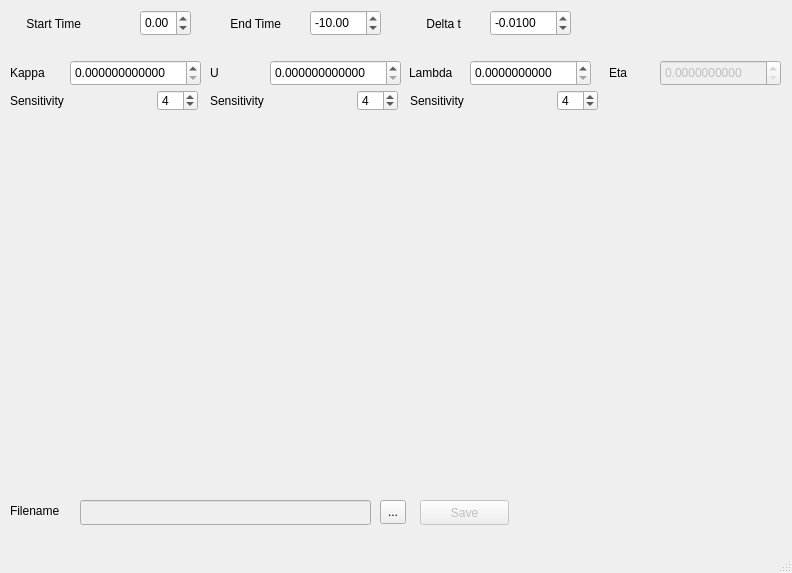
andrze/Integrator, file mainwindow.ui: the form before one commit.
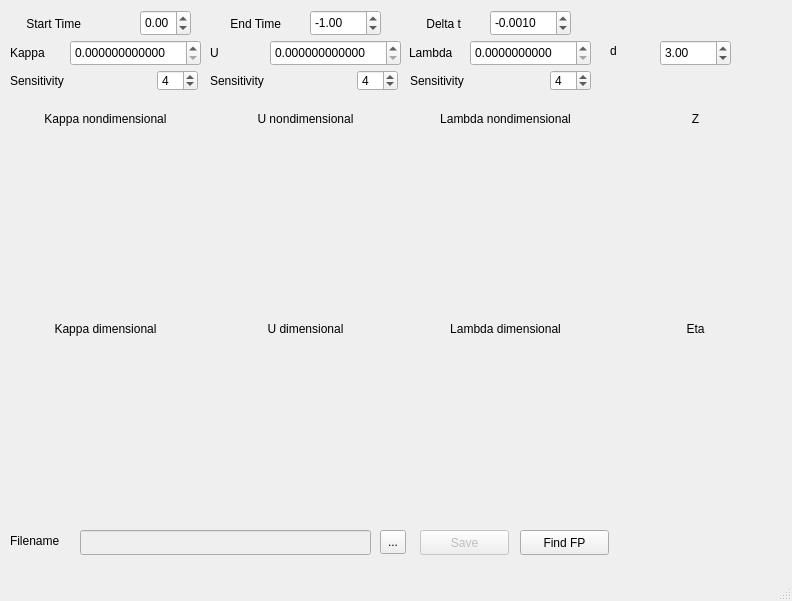
The form after the commit. Custom widgets are drawn as their Qt base class.

```diff
--- a/mainwindow.ui
+++ b/mainwindow.ui
@@ -10,7 +10,7 @@
     <x>0</x>
     <y>0</y>
     <width>792</width>
-    <height>573</height>
+    <height>601</height>
    </rect>
   </property>
   <property name="windowTitle">
@@ -21,7 +21,7 @@
     <property name="geometry">
      <rect>
       <x>70</x>
-      <y>60</y>
+      <y>40</y>
       <width>131</width>
       <height>26</height>
      </rect>
@@ -29,6 +29,9 @@
     <property name="decimals">
      <number>12</number>
     </property>
+    <property name="maximum">
+     <double>9999.989999999999782</double>
+    </property>
     <property name="singleStep">
      <double>0.001000000000000</double>
     </property>
@@ -37,7 +40,7 @@
     <property name="geometry">
      <rect>
       <x>10</x>
-      <y>60</y>
+      <y>40</y>
       <width>51</width>
       <height>26</height>
      </rect>
@@ -53,7 +56,7 @@
     <property name="geometry">
      <rect>
       <x>80</x>
-      <y>500</y>
+      <y>530</y>
       <width>291</width>
       <height>25</height>
      </rect>
@@ -63,7 +66,7 @@
     <property name="geometry">
      <rect>
       <x>10</x>
-      <y>500</y>
+      <y>530</y>
       <width>67</width>
       <height>21</height>
      </rect>
@@ -76,7 +79,7 @@
     <property name="geometry">
      <rect>
       <x>380</x>
-      <y>500</y>
+      <y>530</y>
       <width>26</width>
       <height>24</height>
      </rect>
@@ -89,7 +92,7 @@
     <property name="geometry">
      <rect>
       <x>10</x>
-      <y>120</y>
+      <y>130</y>
       <width>191</width>
       <height>181</height>
      </rect>
@@ -99,7 +102,7 @@
     <property name="geometry">
      <rect>
       <x>210</x>
-      <y>120</y>
+      <y>130</y>
       <width>191</width>
       <height>181</height>
      </rect>
@@ -109,7 +112,7 @@
     <property name="geometry">
      <rect>
       <x>410</x>
-      <y>120</y>
+      <y>130</y>
       <width>181</width>
       <height>181</height>
      </rect>
@@ -122,7 +125,7 @@
     <property name="geometry">
      <rect>
       <x>420</x>
-      <y>500</y>
+      <y>530</y>
       <width>89</width>
       <height>25</height>
      </rect>
@@ -135,7 +138,7 @@
     <property name="geometry">
      <rect>
       <x>210</x>
-      <y>310</y>
+      <y>340</y>
       <width>191</width>
       <height>181</height>
      </rect>
@@ -145,7 +148,7 @@
     <property name="geometry">
      <rect>
       <x>410</x>
-      <y>310</y>
+      <y>340</y>
       <width>181</width>
       <height>181</height>
      </rect>
@@ -155,7 +158,7 @@
     <property name="geometry">
      <rect>
       <x>10</x>
-      <y>310</y>
+      <y>340</y>
       <width>191</width>
       <height>181</height>
      </rect>
@@ -165,7 +168,7 @@
     <property name="geometry">
      <rect>
       <x>210</x>
-      <y>60</y>
+      <y>40</y>
       <width>51</width>
       <height>26</height>
      </rect>
@@ -178,7 +181,7 @@
     <property name="geometry">
      <rect>
       <x>270</x>
-      <y>60</y>
+      <y>40</y>
       <width>131</width>
       <height>26</height>
      </rect>
@@ -190,43 +193,11 @@
      <double>0.010000000000000</double>
     </property>
    </widget>
-   <widget class="QLabel" name="label_10">
-    <property name="geometry">
-     <rect>
-      <x>609</x>
-      <y>60</y>
-      <width>41</width>
-      <height>26</height>
-     </rect>
-    </property>
-    <property name="text">
-     <string>Eta</string>
-    </property>
-   </widget>
-   <widget class="QDoubleSpinBox" name="etaBox">
-    <property name="enabled">
-     <bool>false</bool>
-    </property>
-    <property name="geometry">
-     <rect>
-      <x>660</x>
-      <y>60</y>
-      <width>121</width>
-      <height>26</height>
-     </rect>
-    </property>
-    <property name="decimals">
-     <number>10</number>
-    </property>
-    <property name="singleStep">
-     <double>0.010000000000000</double>
-    </property>
-   </widget>
    <widget class="QCustomPlot" name="etaPlot" native="true">
     <property name="geometry">
      <rect>
       <x>600</x>
-      <y>120</y>
+      <y>130</y>
       <width>181</width>
       <height>181</height>
      </rect>
@@ -236,7 +207,7 @@
     <property name="geometry">
      <rect>
       <x>409</x>
-      <y>60</y>
+      <y>40</y>
       <width>61</width>
       <height>26</height>
      </rect>
@@ -249,7 +220,7 @@
     <property name="geometry">
      <rect>
       <x>470</x>
-      <y>60</y>
+      <y>40</y>
       <width>121</width>
       <height>26</height>
      </rect>
@@ -265,7 +236,7 @@
     <property name="geometry">
      <rect>
       <x>600</x>
-      <y>310</y>
+      <y>340</y>
       <width>181</width>
       <height>181</height>
      </rect>
@@ -338,10 +309,10 @@
      <double>-99.989999999999995</double>
     </property>
     <property name="maximum">
-     <double>0.000000000000000</double>
+     <double>-0.010000000000000</double>
     </property>
     <property name="value">
-     <double>-10.000000000000000</double>
+     <double>-1.000000000000000</double>
     </property>
    </widget>
    <widget class="QLabel" name="label_6">
@@ -376,20 +347,20 @@
      <double>-1.000000000000000</double>
     </property>
     <property name="maximum">
+     <double>-0.000100000000000</double>
+    </property>
+    <property name="singleStep">
+     <double>0.010000000000000</double>
+    </property>
+    <property name="value">
      <double>-0.001000000000000</double>
     </property>
-    <property name="singleStep">
-     <double>0.010000000000000</double>
-    </property>
-    <property name="value">
-     <double>-0.010000000000000</double>
-    </property>
    </widget>
    <widget class="QLabel" name="label_2">
     <property name="geometry">
      <rect>
       <x>10</x>
-      <y>90</y>
+      <y>70</y>
       <width>81</width>
       <height>21</height>
      </rect>
@@ -402,7 +373,7 @@
     <property name="geometry">
      <rect>
       <x>157</x>
-      <y>90</y>
+      <y>70</y>
       <width>41</width>
       <height>21</height>
      </rect>
@@ -424,7 +395,7 @@
     <property name="geometry">
      <rect>
       <x>357</x>
-      <y>90</y>
+      <y>70</y>
       <width>41</width>
       <height>21</height>
      </rect>
@@ -446,7 +417,7 @@
     <property name="geometry">
      <rect>
       <x>210</x>
-      <y>90</y>
+      <y>70</y>
       <width>81</width>
       <height>21</height>
      </rect>
@@ -458,8 +429,8 @@
    <widget class="QSpinBox" name="lsenseBox">
     <property name="geometry">
      <rect>
-      <x>557</x>
-      <y>90</y>
+      <x>550</x>
+      <y>70</y>
       <width>41</width>
       <height>21</height>
      </rect>
@@ -481,7 +452,7 @@
     <property name="geometry">
      <rect>
       <x>410</x>
-      <y>90</y>
+      <y>70</y>
       <width>81</width>
       <height>21</height>
      </rect>
@@ -490,6 +461,176 @@
      <string>Sensitivity</string>
     </property>
    </widget>
+   <widget class="QDoubleSpinBox" name="dSpinBox">
+    <property name="geometry">
+     <rect>
+      <x>660</x>
+      <y>40</y>
+      <width>71</width>
+      <height>26</height>
+     </rect>
+    </property>
+    <property name="singleStep">
+     <double>0.010000000000000</double>
+    </property>
+    <property name="value">
+     <double>3.000000000000000</double>
+    </property>
+   </widget>
+   <widget class="QLabel" name="label_12">
+    <property name="geometry">
+     <rect>
+      <x>610</x>
+      <y>40</y>
+      <width>67</width>
+      <height>21</height>
+     </rect>
+    </property>
+    <property name="text">
+     <string>d</string>
+    </property>
+   </widget>
+   <widget class="QLabel" name="label_10">
+    <property name="geometry">
+     <rect>
+      <x>10</x>
+      <y>110</y>
+      <width>191</width>
+      <height>17</height>
+     </rect>
+    </property>
+    <property name="text">
+     <string>Kappa nondimensional</string>
+    </property>
+    <property name="alignment">
+     <set>Qt::AlignCenter</set>
+    </property>
+   </widget>
+   <widget class="QLabel" name="label_13">
+    <property name="geometry">
+     <rect>
+      <x>10</x>
+      <y>320</y>
+      <width>191</width>
+      <height>17</height>
+     </rect>
+    </property>
+    <property name="text">
+     <string>Kappa dimensional</string>
+    </property>
+    <property name="alignment">
+     <set>Qt::AlignCenter</set>
+    </property>
+   </widget>
+   <widget class="QLabel" name="label_14">
+    <property name="geometry">
+     <rect>
+      <x>210</x>
+      <y>320</y>
+      <width>191</width>
+      <height>17</height>
+     </rect>
+    </property>
+    <property name="text">
+     <string>U dimensional</string>
+    </property>
+    <property name="alignment">
+     <set>Qt::AlignCenter</set>
+    </property>
+   </widget>
+   <widget class="QLabel" name="label_15">
+    <property name="geometry">
+     <rect>
+      <x>210</x>
+      <y>110</y>
+      <width>191</width>
+      <height>17</height>
+     </rect>
+    </property>
+    <property name="text">
+     <string>U nondimensional</string>
+    </property>
+    <property name="alignment">
+     <set>Qt::AlignCenter</set>
+    </property>
+   </widget>
+   <widget class="QLabel" name="label_16">
+    <property name="geometry">
+     <rect>
+      <x>410</x>
+      <y>110</y>
+      <width>191</width>
+      <height>17</height>
+     </rect>
+    </property>
+    <property name="text">
+     <string>Lambda nondimensional</string>
+    </property>
+    <property name="alignment">
+     <set>Qt::AlignCenter</set>
+    </property>
+   </widget>
+   <widget class="QLabel" name="label_17">
+    <property name="geometry">
+     <rect>
+      <x>410</x>
+      <y>320</y>
+      <width>191</width>
+      <height>17</height>
+     </rect>
+    </property>
+    <property name="text">
+     <string>Lambda dimensional</string>
+    </property>
+    <property name="alignment">
+     <set>Qt::AlignCenter</set>
+    </property>
+   </widget>
+   <widget class="QLabel" name="label_18">
+    <property name="geometry">
+     <rect>
+      <x>600</x>
+      <y>320</y>
+      <width>191</width>
+      <height>17</height>
+     </rect>
+    </property>
+    <property name="text">
+     <string>Eta</string>
+    </property>
+    <property name="alignment">
+     <set>Qt::AlignCenter</set>
+    </property>
+   </widget>
+   <widget class="QLabel" name="label_19">
+    <property name="geometry">
+     <rect>
+      <x>600</x>
+      <y>110</y>
+      <width>191</width>
+      <height>17</height>
+     </rect>
+    </property>
+    <property name="text">
+     <string>Z</string>
+    </property>
+    <property name="alignment">
+     <set>Qt::AlignCenter</set>
+    </property>
+   </widget>
+   <widget class="QPushButton" name="fpButton">
+    <property name="geometry">
+     <rect>
+      <x>520</x>
+      <y>530</y>
+      <width>89</width>
+      <height>25</height>
+     </rect>
+    </property>
+    <property name="text">
+     <string>Find FP</string>
+    </property>
+   </widget>
   </widget>
   <widget class="QMenuBar" name="menubar">
    <property name="geometry">
```
